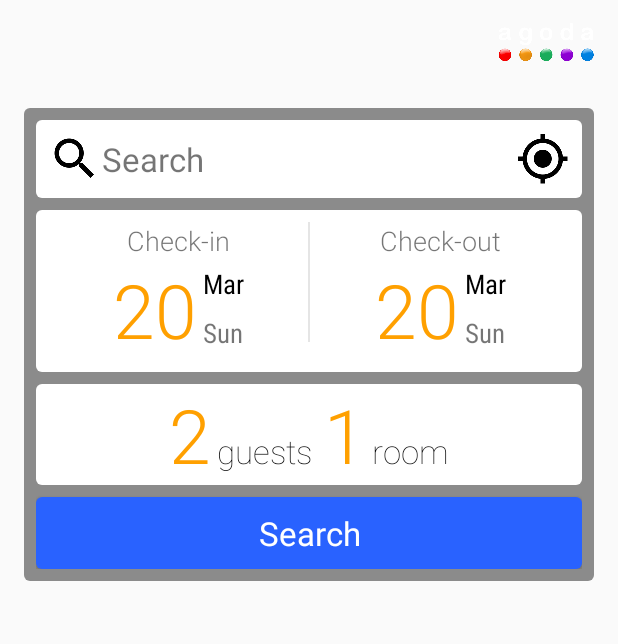
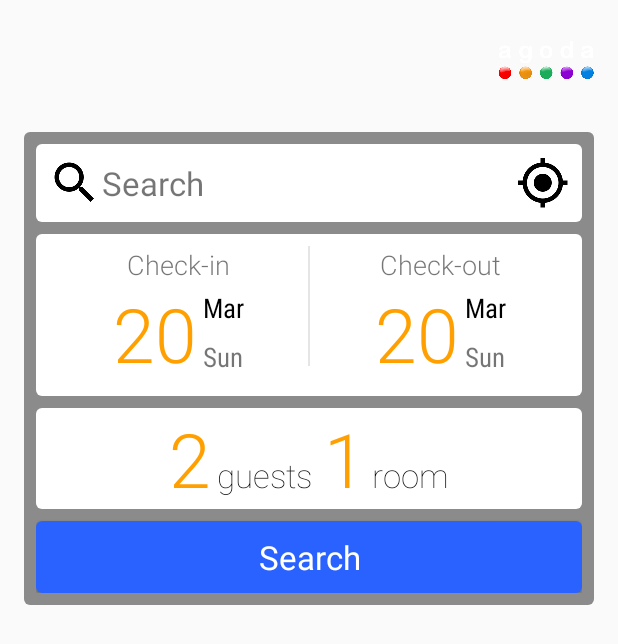
Before and after one commit to guoyu07/agoda-1, an Android app: the screen it shows after launch (MainActivity), on a phone screen of 412 x 824 dp. Shown: the top 644 px of the screen. Run offline under Robolectric (Android 15) with nearby library versions, the phone set to English and light mode, and no system bars; 1 statement that could not run was skipped.

Commit message:
Added new pictures

```diff
--- a/app/src/main/java/me/androidbox/agoda/view/MainActivity.java
+++ b/app/src/main/java/me/androidbox/agoda/view/MainActivity.java
@@ -7,7 +7,9 @@ import android.support.v13.app.FragmentPagerAdapter;
 import android.support.v4.view.PagerAdapter;
 import android.support.v4.view.ViewPager;
 import android.support.v7.app.AppCompatActivity;
+import android.support.v7.widget.Toolbar;
 import android.util.Log;
+import android.view.View;
 import android.view.animation.Animation;
 import android.view.animation.AnimationUtils;
 import android.widget.ImageView;
@@ -42,12 +44,31 @@ public class MainActivity extends AppCompatActivity {
     public MainActivity() {
     }
 
+    public int getStatusBarHeight() {
+        int result = 0;
+        int resourceId = getResources().getIdentifier("status_bar_height", "dimen", "android");
+        if (resourceId > 0) {
+            result = getResources().getDimensionPixelSize(resourceId);
+        }
+        return result;
+    }
+
     @Override
     protected void onCreate(Bundle savedInstanceState) {
         super.onCreate(savedInstanceState);
         Log.d(TAG, "onCreate");
 
         setContentView(R.layout.fragment_main);
+
+        /* Add the toolbar */
+        final Toolbar toolbar = (Toolbar)findViewById(R.id.toolbarInclude);
+        setSupportActionBar(toolbar);
+
+        /* Manually adjust status bar for transparency */
+    /*    getWindow().getDecorView().setSystemUiVisibility(View.SYSTEM_UI_FLAG_LAYOUT_STABLE | View.SYSTEM_UI_FLAG_LAYOUT_FULLSCREEN);*/
+
+        // Set the padding to match the Status Bar height
+        toolbar.setPadding(0, getStatusBarHeight(), 0, 0);
 
         /* Inflate the view into java objects */
         mIvCircle0 = (ImageView)findViewById(R.id.circle0);
@@ -90,15 +111,6 @@ public class MainActivity extends AppCompatActivity {
             public void onPageScrolled(int position, float positionOffset, int positionOffsetPixels) {
                 /* Ignore */
             }
-
-/*
-            mFragmentList.add(new SantoriniFragment());
-            mFragmentList.add(new MaldivesFragment());
-            mFragmentList.add(new HallstattFragment());
-            mFragmentList.add(new TaiwanFragment());
-            mFragmentList.add(new BaliFragment());
-*/
-
 
             /*
                We need to establish if we are moving to the right or the left so we can scale down and up on the
@@ -168,7 +180,10 @@ public class MainActivity extends AppCompatActivity {
                             scaleAnim = AnimationUtils.loadAnimation(MainActivity.this, R.anim.scaledown_circle);
                             mIvCircle2.startAnimation(scaleAnim);
 
-                            final Animation animation = AnimationUtils.loadAnimation(MainActivity.this, R.anim.button_appear);
+                            Animation animation = AnimationUtils.loadAnimation(MainActivity.this, R.anim.button_disappear);
+                            mTvCity.startAnimation(animation);
+
+                            animation = AnimationUtils.loadAnimation(MainActivity.this, R.anim.button_appear);
                             mTvCity.startAnimation(animation);
                             mTvCity.setText("Maldives");
                         }
@@ -183,7 +198,10 @@ public class MainActivity extends AppCompatActivity {
                             scaleAnim = AnimationUtils.loadAnimation(MainActivity.this, R.anim.scaleup_circle);
                             mIvCircle2.startAnimation(scaleAnim);
 
-                            final Animation animation = AnimationUtils.loadAnimation(MainActivity.this, R.anim.button_appear);
+                            Animation animation = AnimationUtils.loadAnimation(MainActivity.this, R.anim.button_disappear);
+                            mTvCity.startAnimation(animation);
+
+                            animation = AnimationUtils.loadAnimation(MainActivity.this, R.anim.button_appear);
                             mTvCity.startAnimation(animation);
                             mTvCity.setText("Hallstatt");
                         }
@@ -214,7 +232,10 @@ public class MainActivity extends AppCompatActivity {
                             scaleAnim = AnimationUtils.loadAnimation(MainActivity.this, R.anim.scaleup_circle);
                             mIvCircle3.startAnimation(scaleAnim);
 
-                            final Animation animation = AnimationUtils.loadAnimation(MainActivity.this, R.anim.button_appear);
+                            Animation animation = AnimationUtils.loadAnimation(MainActivity.this, R.anim.button_disappear);
+                            mTvCity.startAnimation(animation);
+
+                            animation = AnimationUtils.loadAnimation(MainActivity.this, R.anim.button_appear);
                             mTvCity.startAnimation(animation);
                             mTvCity.setText("Taiwan");
                         }
@@ -248,7 +269,10 @@ public class MainActivity extends AppCompatActivity {
                             mScaleCircleAnim = AnimationUtils.loadAnimation(MainActivity.this, R.anim.scaleup_circle);
                             mIvCircle4.startAnimation(mScaleCircleAnim);
 
-                            final Animation animation = AnimationUtils.loadAnimation(MainActivity.this, R.anim.button_appear);
+                            Animation animation = AnimationUtils.loadAnimation(MainActivity.this, R.anim.button_disappear);
+                            mTvCity.startAnimation(animation);
+
+                            animation = AnimationUtils.loadAnimation(MainActivity.this, R.anim.button_appear);
                             mTvCity.startAnimation(animation);
                             mTvCity.setText("Bali");
                         }
--- a/app/src/main/res/anim/button_disappear.xml
+++ b/app/src/main/res/anim/button_disappear.xml
@@ -1,6 +1,6 @@
 <?xml version="1.0" encoding="utf-8"?>
 <alpha xmlns:android="http://schemas.android.com/apk/res/android"
-    android:duration="500"
+    android:duration="1000"
     android:fromAlpha="1.0"
     android:toAlpha="0.0"
     android:interpolator="@android:anim/decelerate_interpolator"
--- a/app/src/main/res/layout/fragment_bali.xml
+++ b/app/src/main/res/layout/fragment_bali.xml
@@ -7,6 +7,6 @@
         android:id="@+id/ivImageSlide"
         android:layout_width="match_parent"
         android:layout_height="match_parent"
-        android:scaleType="centerCrop"
+        android:scaleType="fitXY"
         android:src="@drawable/balipage5"/>
 </RelativeLayout>
--- a/app/src/main/res/layout/fragment_main.xml
+++ b/app/src/main/res/layout/fragment_main.xml
@@ -1,7 +1,6 @@
 <RelativeLayout xmlns:android="http://schemas.android.com/apk/res/android"
     android:layout_width="match_parent"
-    android:layout_height="match_parent"
-    android:fitsSystemWindows="true">
+    android:layout_height="match_parent">
 
     <android.support.v4.view.ViewPager
         xmlns:android="http://schemas.android.com/apk/res/android"
@@ -16,7 +15,7 @@
     <include
         android:layout_width="match_parent"
         android:layout_height="wrap_content"
-        android:layout_marginTop="16dp"
+        android:layout_marginTop="32dp"
         android:layout_marginStart="16dp"
         android:layout_marginLeft="16dp"
         android:layout_marginEnd="16dp"
--- a/app/src/main/res/layout/fragment_maldives.xml
+++ b/app/src/main/res/layout/fragment_maldives.xml
@@ -1,7 +1,6 @@
 <RelativeLayout xmlns:android="http://schemas.android.com/apk/res/android"
     android:layout_width="match_parent"
-    android:layout_height="match_parent"
-    android:fitsSystemWindows="true">
+    android:layout_height="match_parent">
 
     <ImageView
         android:id="@+id/ivImageSlide"
--- a/app/src/main/res/layout/toolbar.xml
+++ b/app/src/main/res/layout/toolbar.xml
@@ -1,6 +1,7 @@
 <?xml version="1.0" encoding="utf-8"?>
 <android.support.v7.widget.Toolbar
     xmlns:android="http://schemas.android.com/apk/res/android"
+    android:id="@+id/toolbar"
     android:layout_width="match_parent"
     android:layout_height="?android:actionBarSize"
     android:minHeight="?android:actionBarSize"
--- a/app/src/main/res/values-v21/styles.xml
+++ b/app/src/main/res/values-v21/styles.xml
@@ -8,5 +8,6 @@
 
         <!-- Make the statusbar transparent -->
         <item name="android:windowTranslucentStatus">true</item>
+    <!--    <item name="android:statusBarColor">@android:color/transparent</item>-->
     </style>
 </resources>
```
Also changed, not shown: app/src/main/res/drawable-xxhdpi/balipage5.jpg, app/src/main/res/drawable-xxhdpi/maldivespage4.jpg, app/src/main/res/drawable-xxhdpi/santorinipage1.jpg, app/src/main/res/drawable-xxhdpi/taiwanpage3.jpg.
